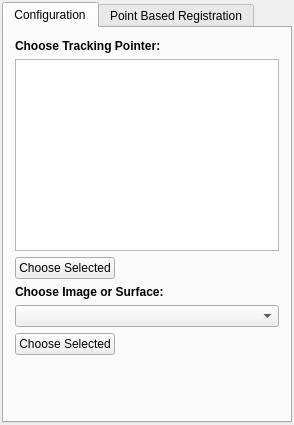
The window that Plugins/org.mitk.gui.qt.igttracking/src/internal/IGTFiducialRegistrationControls.ui (MITK/MITK) describes before a commit, drawn with Qt 5.
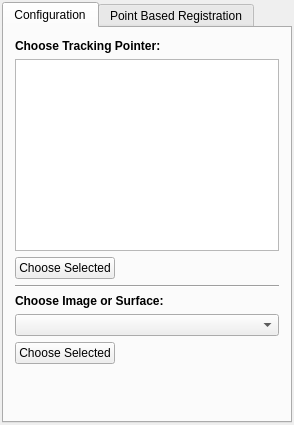
The same window after the commit. Custom widgets are drawn as their Qt base class.

The edit to the form file:
```diff
--- a/Plugins/org.mitk.gui.qt.igttracking/src/internal/IGTFiducialRegistrationControls.ui
+++ b/Plugins/org.mitk.gui.qt.igttracking/src/internal/IGTFiducialRegistrationControls.ui
@@ -83,6 +83,13 @@
          </item>
         </layout>
        </item>
+       <item>
+        <widget class="Line" name="line">
+         <property name="orientation">
+          <enum>Qt::Horizontal</enum>
+         </property>
+        </widget>
+       </item>
        <item>
         <widget class="QLabel" name="label_2">
          <property name="text">
```
